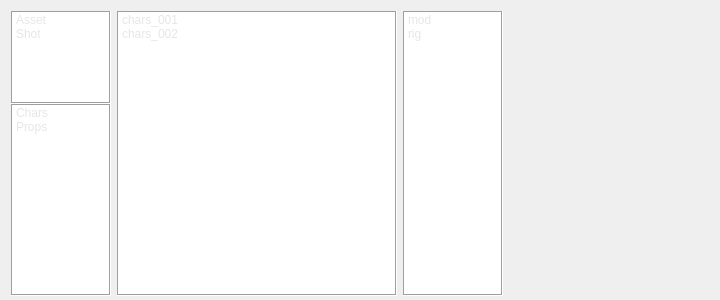
Before: the Qt Designer form fcLib/appLib/ui/fcLocalTask.ui in LuoOu/fc_Pro, drawn with Qt 5.
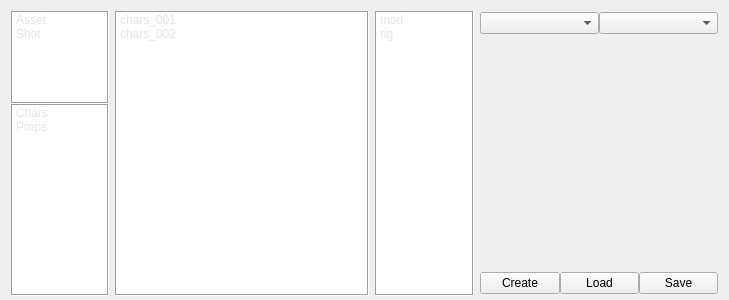
After: the same form once the commit is applied.

```diff
--- a/fcLib/appLib/ui/fcLocalTask.ui
+++ b/fcLib/appLib/ui/fcLocalTask.ui
@@ -6,7 +6,7 @@
    <rect>
     <x>0</x>
     <y>0</y>
-    <width>720</width>
+    <width>729</width>
     <height>300</height>
    </rect>
   </property>
@@ -226,7 +226,162 @@
        <height>0</height>
       </size>
      </property>
-     <layout class="QVBoxLayout" name="layMeta"/>
+     <layout class="QVBoxLayout" name="layMeta">
+      <property name="spacing">
+       <number>0</number>
+      </property>
+      <property name="leftMargin">
+       <number>0</number>
+      </property>
+      <property name="topMargin">
+       <number>0</number>
+      </property>
+      <property name="rightMargin">
+       <number>0</number>
+      </property>
+      <property name="bottomMargin">
+       <number>0</number>
+      </property>
+      <item>
+       <widget class="QWidget" name="horizontalWidget" native="true">
+        <property name="minimumSize">
+         <size>
+          <width>0</width>
+          <height>25</height>
+         </size>
+        </property>
+        <property name="maximumSize">
+         <size>
+          <width>16777215</width>
+          <height>25</height>
+         </size>
+        </property>
+        <layout class="QHBoxLayout" name="horizontalLayout">
+         <property name="spacing">
+          <number>0</number>
+         </property>
+         <property name="leftMargin">
+          <number>0</number>
+         </property>
+         <property name="topMargin">
+          <number>0</number>
+         </property>
+         <property name="rightMargin">
+          <number>0</number>
+         </property>
+         <property name="bottomMargin">
+          <number>0</number>
+         </property>
+         <item>
+          <widget class="QComboBox" name="combVariant"/>
+         </item>
+         <item>
+          <widget class="QComboBox" name="combversion"/>
+         </item>
+        </layout>
+       </widget>
+      </item>
+      <item>
+       <widget class="QWidget" name="verticalWidget_2" native="true">
+        <property name="minimumSize">
+         <size>
+          <width>0</width>
+          <height>200</height>
+         </size>
+        </property>
+        <layout class="QVBoxLayout" name="verticalLayout_4">
+         <property name="leftMargin">
+          <number>0</number>
+         </property>
+         <property name="topMargin">
+          <number>0</number>
+         </property>
+         <property name="rightMargin">
+          <number>0</number>
+         </property>
+         <property name="bottomMargin">
+          <number>0</number>
+         </property>
+         <item>
+          <widget class="QLabel" name="labelPreview">
+           <property name="minimumSize">
+            <size>
+             <width>200</width>
+             <height>200</height>
+            </size>
+           </property>
+           <property name="maximumSize">
+            <size>
+             <width>200</width>
+             <height>200</height>
+            </size>
+           </property>
+           <property name="text">
+            <string/>
+           </property>
+          </widget>
+         </item>
+        </layout>
+       </widget>
+      </item>
+      <item>
+       <layout class="QHBoxLayout" name="horizontalLayout_3"/>
+      </item>
+      <item>
+       <widget class="QWidget" name="horizontalWidget_2" native="true">
+        <property name="minimumSize">
+         <size>
+          <width>0</width>
+          <height>25</height>
+         </size>
+        </property>
+        <property name="maximumSize">
+         <size>
+          <width>16777215</width>
+          <height>25</height>
+         </size>
+        </property>
+        <layout class="QHBoxLayout" name="horizontalLayout_2">
+         <property name="spacing">
+          <number>0</number>
+         </property>
+         <property name="leftMargin">
+          <number>0</number>
+         </property>
+         <property name="topMargin">
+          <number>0</number>
+         </property>
+         <property name="rightMargin">
+          <number>0</number>
+         </property>
+         <property name="bottomMargin">
+          <number>0</number>
+         </property>
+         <item>
+          <widget class="QPushButton" name="btnCreate">
+           <property name="text">
+            <string>Create</string>
+           </property>
+          </widget>
+         </item>
+         <item>
+          <widget class="QPushButton" name="btnLoad">
+           <property name="text">
+            <string>Load</string>
+           </property>
+          </widget>
+         </item>
+         <item>
+          <widget class="QPushButton" name="btnSave">
+           <property name="text">
+            <string>Save</string>
+           </property>
+          </widget>
+         </item>
+        </layout>
+       </widget>
+      </item>
+     </layout>
     </widget>
    </item>
   </layout>
```
